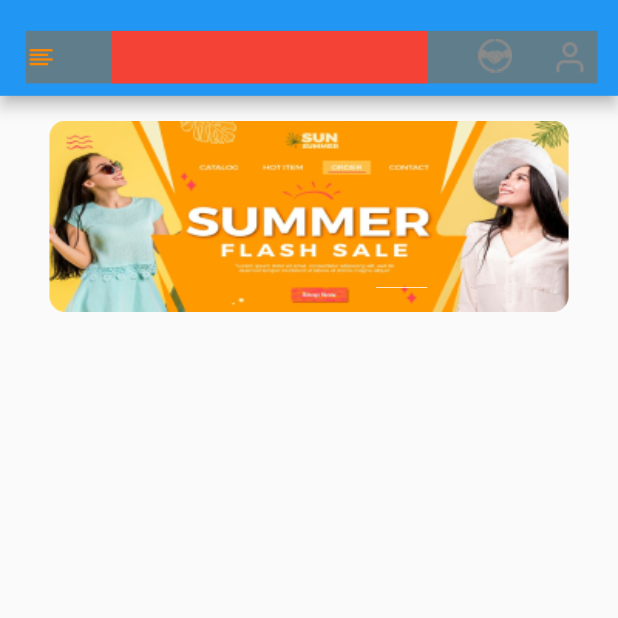
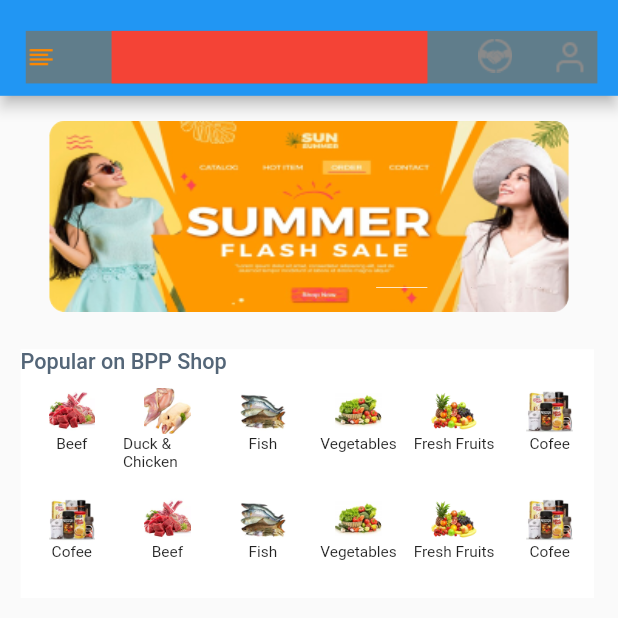
Before and after one commit to asif-excelitai/bpp_seller_ui, a Flutter app: the screen it shows after launch, on a phone screen of 412 x 824 dp, the top half of it. Run offline on Flutter 3.47's test engine with Material 2 defaults, Android fonts, the phone set to English and light mode, and no system bars; drawn by our look-alikes of carousel_slider, dots_indicator; our stand-ins replace flutter_screenutil.

Commit message:
sub category done ............................

```diff
--- /dev/null
+++ b/lib/Model/popular_products_model_image.dart
@@ -0,0 +1,24 @@
+class PopularItem{
+  int? imageId;
+  String? image;
+  String? name;
+  PopularItem({this.imageId,this.image,this.name});
+}
+final List<PopularItem> popularItemlist1=[
+PopularItem(imageId:1,image:"assets/icon/popularitem/Beef.png",name:"Beef"),
+PopularItem(imageId:2,image:"assets/icon/popularitem/Duck & Chicken.png",name:"Duck & Chicken"),
+PopularItem(imageId:3,image:"assets/icon/popularitem/Fish.png",name:"Fish"),
+PopularItem(imageId:4,image:"assets/icon/popularitem/Vegetables.png",name:"Vegetables"),
+PopularItem(imageId:5,image:"assets/icon/popularitem/Fresh Fruits.png",name:"Fresh Fruits"),
+PopularItem(imageId:6,image:"assets/icon/popularitem/Coffee.png",name:"Cofee"),
+
+];
+
+final List<PopularItem> popularItemlist2=[
+  PopularItem(imageId:1,image:"assets/icon/popularitem/Coffee.png",name:"Cofee"),
+  PopularItem(imageId:2,image:"assets/icon/popularitem/Beef.png",name:"Beef"),
+  PopularItem(imageId:3,image:"assets/icon/popularitem/Fish.png",name:"Fish"),
+  PopularItem(imageId:4,image:"assets/icon/popularitem/Vegetables.png",name:"Vegetables"),
+  PopularItem(imageId:5,image:"assets/icon/popularitem/Fresh Fruits.png",name:"Fresh Fruits"),
+  PopularItem(imageId:6,image:"assets/icon/popularitem/Coffee.png",name:"Cofee"),
+];
--- a/lib/main.dart
+++ b/lib/main.dart
@@ -1,4 +1,4 @@
-import 'package:bpp_seller_ans/pages/screens/Home_Screen/widgets/homepage.dart';
+import 'package:bpp_seller_ans/pages/screens/Home_Screen/homescreen.dart';
 import 'package:flutter/material.dart';
 import 'package:flutter/services.dart';
 import 'package:flutter_screenutil/flutter_screenutil.dart';
--- /dev/null
+++ b/lib/pages/screens/Home_Screen/homescreen.dart
@@ -0,0 +1,149 @@
+import 'package:bpp_seller_ans/pages/screens/Home_Screen/widgets/customAppbar.dart';
+import 'package:bpp_seller_ans/utils/constant/text_property.dart';
+import 'package:flutter/material.dart';
+import 'package:flutter/services.dart';
+import 'package:flutter_screenutil/flutter_screenutil.dart';
+
+import '../../../Model/popular_products_model_image.dart';
+import 'widgets/carousal_slider.dart';
+
+
+class Homepage extends StatefulWidget {
+  const Homepage({
+    super.key,
+  });
+
+  @override
+  State<Homepage> createState() => _HomepageState();
+}
+
+class _HomepageState extends State<Homepage> {
+  GlobalKey<ScaffoldState> _scaffoldKey = GlobalKey<ScaffoldState>();
+  @override
+  Widget build(BuildContext context) {
+    SystemChrome.setSystemUIOverlayStyle(SystemUiOverlayStyle(
+      statusBarColor: Colors.transparent, // Set status bar color to transparent
+    ));
+    return Scaffold(
+      key: _scaffoldKey,
+      appBar: AppBar(
+        toolbarHeight: 62.h,
+        actions: [
+           CustomAppbar(scaffoldKey: _scaffoldKey),
+        ],
+      ),
+
+      body:Column(
+        children: [
+          Padding(
+            padding: EdgeInsets.only( top: 16.h,right: 12.w,left: 12.w),
+            child: Column(
+              children: [
+
+                HomepageCarousalSlider(),
+                Padding(
+                  padding: EdgeInsets.only(top: 24.h,right: 2.w,),
+                  child: Container(
+                    height: 161.h,
+                    width: 334.w,
+                    color: Colors.white,
+                    child: Column(
+                      mainAxisAlignment: MainAxisAlignment.start,
+                      crossAxisAlignment: CrossAxisAlignment.start,
+                      children: [
+                        Padding(
+                          padding: EdgeInsets.only(right: 193.w),
+                          child:
+                          Container(
+                              height: 17.h,width: 141.w,
+                              child: Text("Popular on BPP Shop",style: bppTextStyle.dealsCategory,)),
+                        ),
+                        Padding(
+                          padding: EdgeInsets.only(top: 8.h,left: 2.w),
+                          child: Container(
+                            height: 136.h,
+                            width: 332.w,
+                            color: Colors.white,
+                             child: Column(
+                               children: [
+                                 Container(
+                                   margin: EdgeInsets.only(left: 2.w),
+                                   height: 66.h,
+                                   child:GridView.builder(
+                                       gridDelegate: SliverGridDelegateWithFixedCrossAxisCount(
+                                           crossAxisCount: 6,
+                                          crossAxisSpacing: 4.w,
+                                         mainAxisSpacing: 4.w
+                                       ),
+                                       itemCount: popularItemlist1.length,
+                                       itemBuilder: (BuildContext context ,int index){
+                                         return Container(
+                                           height: 66.h,
+                                           width: 52.w,
+                                           color: Colors.white,
+                                           child: Center(
+                                             child: Column(
+                                              children: [
+                                                Image.asset('${popularItemlist1[index].image}',height: 30.h,width: 30.w,),
+                                                Text(popularItemlist1[index].name as String,style: TextStyle(
+                                                  fontSize: 10.sp
+                                                ),),
+                                              ],
+                                             ),
+                                           ),
+                                         );
+                                       }
+                                   ) ,
+                                 ),
+                                 Container(
+                                   margin: EdgeInsets.only(top: 4.h,left: 2.w),
+                                   height: 66.h,
+                                   color: Colors.white,
+                                   child: GridView.builder(
+                                       gridDelegate: SliverGridDelegateWithFixedCrossAxisCount(
+                                           crossAxisCount: 6,
+                                           crossAxisSpacing: 4.w,
+                                           mainAxisSpacing: 4.w
+                                       ),
+                                       itemCount: 6,
+                                       itemBuilder: (BuildContext context ,int index){
+                                         return Container(
+                                           height: 66.h,
+                                           width: 52.w,
+                                           color: Colors.white,
+                                           child: Center(
+                                             child: Column(
+                                               children: [
+                                                 Image.asset('${popularItemlist2[index].image}',height: 30.h,width: 30.w,),
+                                                 Text(popularItemlist2[index].name as String,style: TextStyle(
+                                                     fontSize: 10.sp
+                                                 ),),
+                                               ],
+                                             ),
+                                           ),
+                                         );
+                                       }
+                                   ) ,
+                                 )
+                               ],
+                             )
+                          ),
+                        )
+                      ],
+                    ),
+                  ),
+                )
+              ],
+            ),
+          ),
+
+        ],
+      ),
+      drawer: Drawer(
+        backgroundColor: Colors.red,
+      ) ,
+    );
+  }
+
+
+}
--- a/lib/pages/screens/Home_Screen/widgets/carousal_slider.dart
+++ b/lib/pages/screens/Home_Screen/widgets/carousal_slider.dart
@@ -4,7 +4,7 @@ import 'package:dots_indicator/dots_indicator.dart';
 import 'package:flutter/material.dart';
 import 'package:flutter_screenutil/flutter_screenutil.dart';
 import 'package:carousel_slider/carousel_slider.dart';
-import '../../../../Model/imageis_list_model.dart';
+import '../../../../Model/homepage_caro_slider_model.dart';
 
 class HomepageCarousalSlider extends StatefulWidget {
   const HomepageCarousalSlider({super.key});
--- /dev/null
+++ b/lib/pages/screens/Home_Screen/widgets/customAppbar.dart
@@ -0,0 +1,66 @@
+import 'package:flutter/material.dart';
+import 'package:flutter_screenutil/flutter_screenutil.dart';
+class CustomAppbar extends StatelessWidget {
+  const CustomAppbar({
+    super.key,
+    required GlobalKey<ScaffoldState> scaffoldKey,
+  }) : _scaffoldKey = scaffoldKey;
+
+  final GlobalKey<ScaffoldState> _scaffoldKey;
+
+  @override
+  Widget build(BuildContext context) {
+    return Container(
+      margin: EdgeInsets.fromLTRB(12.w, 20.h, 12.w, 8.h),
+      color: Colors.blueGrey,
+      child: Row(
+        children: [
+          Padding(
+            padding: EdgeInsets.only(top: 5.h,right: 24.w,bottom: 5.h),
+            child: InkWell(
+              onTap: (){
+                _scaffoldKey.currentState!.openDrawer();
+              },
+              child: Container(
+                margin: EdgeInsets.only(top: 3.h,bottom: 3.h,right: 8.w),
+                child: Image.asset("assets/icon/drawer.png",width: 18.w,height: 18.h,),
+              ),
+            ),
+          ),
+          Container(
+            width: 184.w,
+            height: 34.h,
+            color: Colors.red,
+          ),
+          Padding(
+            padding:  EdgeInsets.only(top: 4.h,left: 26.w,bottom: 4.h),
+            child: Row(
+              children: [
+                Container(
+                  margin: EdgeInsets.only(top: 1.h,bottom: 3.h,right: 3.w,),
+                  child: InkWell(
+                    child: Image.asset("assets/icon/agent.png",width: 27.w,height: 26.h,),
+                    onTap: (){
+                    },
+                  )
+
+                  // Image.asset("assets/icon/user.png",) assets/icon/agent.png
+
+                  ,),
+                Container(
+                    margin: EdgeInsets.only(right: 4.w,left: 15.w),
+                    child: InkWell(
+                      child: Image.asset("assets/icon/user.png",width: 24.w,height: 24.h,),
+                      onTap: (){
+                      },
+                    )
+                ),
+              ],
+            ),
+          )
+
+        ],
+      ),
+    );
+  }
+}
--- a/lib/pages/screens/Home_Screen/widgets/homepage.dart
+++ /dev/null
@@ -1,104 +0,0 @@
-import 'package:flutter/material.dart';
-import 'package:flutter/services.dart';
-import 'package:flutter_screenutil/flutter_screenutil.dart';
-
-import 'carousal_slider.dart';
-
-
-class Homepage extends StatefulWidget {
-  const Homepage({
-    super.key,
-  });
-
-  @override
-  State<Homepage> createState() => _HomepageState();
-}
-
-class _HomepageState extends State<Homepage> {
-  GlobalKey<ScaffoldState> _scaffoldKey = GlobalKey<ScaffoldState>();
-  @override
-  Widget build(BuildContext context) {
-    SystemChrome.setSystemUIOverlayStyle(SystemUiOverlayStyle(
-      statusBarColor: Colors.transparent, // Set status bar color to transparent
-    ));
-    return Scaffold(
-      key: _scaffoldKey,
-      appBar: AppBar(
-        toolbarHeight: 62.h,
-        actions: [
-           Container(
-            margin: EdgeInsets.fromLTRB(12.w, 20.h, 12.w, 8.h),
-            color: Colors.blueGrey,
-            child: Row(
-              children: [
-                Padding(
-                  padding: EdgeInsets.only(top: 5.h,right: 24.w,bottom: 5.h),
-                  child: InkWell(
-                    onTap: (){
-                      _scaffoldKey.currentState!.openDrawer();
-                    },
-                    child: Container(
-                      margin: EdgeInsets.only(top: 3.h,bottom: 3.h,right: 8.w),
-                      child: Image.asset("assets/icon/drawer.png",width: 18.w,height: 18.h,),
-                    ),
-                  ),
-                ),
-                Container(
-                  width: 184.w,
-                  height: 34.h,
-                  color: Colors.red,
-                ),
-                Padding(
-                  padding:  EdgeInsets.only(top: 4.h,left: 26.w,bottom: 4.h),
-                  child: Row(
-                    children: [
-                      Container(
-                        margin: EdgeInsets.only(top: 1.h,bottom: 3.h,right: 3.w,),
-                        child: InkWell(
-                          child: Image.asset("assets/icon/agent.png",width: 27.w,height: 26.h,),
-                          onTap: (){
-                          },
-                        )
-
-                        // Image.asset("assets/icon/user.png",) assets/icon/agent.png
-
-                        ,),
-                      Container(
-                          margin: EdgeInsets.only(right: 4.w,left: 15.w),
-                          child: InkWell(
-                            child: Image.asset("assets/icon/user.png",width: 24.w,height: 24.h,),
-                            onTap: (){
-                            },
-                          )
-                      ),
-                    ],
-                  ),
-                )
-
-              ],
-            ),
-          ),
-        ],
-      ),
-
-      body:Column(
-        children: [
-          Padding(
-            padding: EdgeInsets.only( top: 16.h,right: 12.w,left: 12.w),
-            child: Column(
-              children: [
-                HomepageCarousalSlider(),
-              ],
-            ),
-          ),
-
-        ],
-      ),
-      drawer: Drawer(
-        backgroundColor: Colors.red,
-      ) ,
-    );
-  }
-
-
-}
--- a/lib/utils/constant/text_property.dart
+++ b/lib/utils/constant/text_property.dart
@@ -1,87 +1,54 @@
-// import 'package:flutter/material.dart';
-// class STextTheme{
-//   STextTheme._();
-//
-//   static TextTheme lightTextTheme=TextTheme(
-//     headlineLarge: TextStyle().copyWith(fontSize: 32.0, fontWeight: FontWeight.bold,color: Colors.black),
-//     headlineMedium: TextStyle().copyWith(fontSize: 24.0, fontWeight: FontWeight.w600,color: Colors.black),
-//     headlineSmall: TextStyle().copyWith(fontSize: 18.0, fontWeight: FontWeight.w600,color: Colors.black),
-//
-//
-//     titleLarge: TextStyle().copyWith(fontSize: 16.0, fontWeight: FontWeight.w600,color: Colors.black),
-//     titleMedium: TextStyle().copyWith(fontSize: 16.0, fontWeight: FontWeight.w500,color: Colors.black),
-//     titleSmall: TextStyle().copyWith(fontSize: 16.0, fontWeight: FontWeight.w400,color: Colors.black),
-//
-//     bodyLarge: TextStyle().copyWith(fontSize: 14.0, fontWeight: FontWeight.w500,color: Colors.black),
-//     bodyMedium: TextStyle().copyWith(fontSize: 14.0, fontWeight: FontWeight.normal,color: Colors.black),
-//     bodySmall: TextStyle().copyWith(fontSize: 14.0, fontWeight: FontWeight.w500,color: Colors.black.withOpacity(.5)),
-//
-//     labelLarge: TextStyle().copyWith(fontSize: 12.0, fontWeight: FontWeight.normal,color: Colors.black),
-//     labelMedium: TextStyle().copyWith(fontSize: 12.0, fontWeight: FontWeight.normal,color: Colors.black.withOpacity(.5)),
-//
-//
-//
-//   );
-//   static TextTheme darkTextTheme=TextTheme(
-//     headlineLarge: TextStyle().copyWith(fontSize: 32.0, fontWeight: FontWeight.bold,color: Colors.white),
-//     headlineMedium: TextStyle().copyWith(fontSize: 24.0, fontWeight: FontWeight.w600,color: Colors.white),
-//     headlineSmall: TextStyle().copyWith(fontSize: 18.0, fontWeight: FontWeight.w600,color: Colors.white),
-//
-//     titleLarge: TextStyle().copyWith(fontSize: 16.0, fontWeight: FontWeight.w600,color: Colors.white),
-//     titleMedium: TextStyle().copyWith(fontSize: 16.0, fontWeight: FontWeight.w500,color: Colors.white),
-//     titleSmall: TextStyle().copyWith(fontSize: 16.0, fontWeight: FontWeight.w400,color: Colors.white),
-//
-//     bodyLarge: TextStyle().copyWith(fontSize: 14.0, fontWeight: FontWeight.w500,color: Colors.white),
-//     bodyMedium: TextStyle().copyWith(fontSize: 14.0, fontWeight: FontWeight.normal,color: Colors.white),
-//     bodySmall: TextStyle().copyWith(fontSize: 14.0, fontWeight: FontWeight.w500,color: Colors.white.withOpacity(.5)),
-//
-//     labelLarge: TextStyle().copyWith(fontSize: 12.0, fontWeight: FontWeight.normal,color: Colors.white),
-//     labelMedium: TextStyle().copyWith(fontSize: 12.0, fontWeight: FontWeight.normal,color: Colors.white.withOpacity(.5)),
-//   );
-//
-// }
 
 
 import 'package:flutter/cupertino.dart';
 import 'package:flutter/material.dart';
+import 'package:flutter_screenutil/flutter_screenutil.dart';
 
 class bppTextStyle{
-  static const defaultTextStyle=TextStyle(
+  static  TextStyle defaultTextStyle=TextStyle(
   color: Color(0xffFFF1F1),
     fontStyle: FontStyle.normal,
-     fontSize:16,
      fontWeight: FontWeight.w500,
+     fontSize:16.sp,
   //     font-family: Inter,
 
 
   );
+  static TextStyle dealsCategory=TextStyle(
+    color: Color(0xff546678),
+    fontWeight: FontWeight.w500,
+    fontStyle: FontStyle.normal,
+    fontSize: 14.sp,
 
-  static const defaultblackColor=TextStyle(
+
+  );
+
+  static  TextStyle defaultblackColor=TextStyle(
     color:Color(0xff000000),
     fontWeight: FontWeight.w600,
-    fontSize: 50,
+    fontSize: 50.sp,
     fontStyle: FontStyle.normal,
 
   );
 
-  static const subcategoryTextcolor=TextStyle(
+  static TextStyle subcategoryTextcolor=TextStyle(
     color: Color(0xff546678),
-    fontSize: 10,
+    fontSize: 10.sp,
     fontWeight: FontWeight.w400,
     fontStyle: FontStyle.normal,
   );
-  static const timerdivtextColor=TextStyle(
+  static  TextStyle timerdivtextColor=TextStyle(
 
     color: Color(0xffff8800),
-    fontSize: 8.216,
+    fontSize: 8.216.sp,
     fontStyle: FontStyle.normal,
     fontWeight: FontWeight.w700,
-    letterSpacing: 0.416,
+    letterSpacing: 0.416.w,
 
   );
-  static const subcatergorysmallTextColor=TextStyle(
+  static TextStyle subcatergorysmallTextColor=TextStyle(
     color:Color(0xffff8800),
-    fontSize: 12,
+    fontSize: 12.sp,
     fontWeight: FontWeight.w400,
     fontStyle: FontStyle.normal,
 
--- a/pubspec.yaml
+++ b/pubspec.yaml
@@ -52,6 +52,7 @@ flutter:
     - assets/icon/
     - assets/fonts/
     - assets/images/homepahe_carosul/
+    - assets/icon/popularitem/
 
   fonts:
     - family: Inter
```
Also changed, not shown: lib/pages/screens/Home_Screen/home_screen.dart (deleted, +0 -147 lines), assets/icon/popularitem/Beef.png (added), assets/icon/popularitem/Coffee.png (added), assets/icon/popularitem/Duck & Chicken.png (added), assets/icon/popularitem/Fish.png (added), assets/icon/popularitem/Fresh Fruits.png (added), assets/icon/popularitem/Vegetables.png (added), lib/Model/homepage_caro_slider_model.dart (renamed from lib/Model/imageis_list_model.dart).
